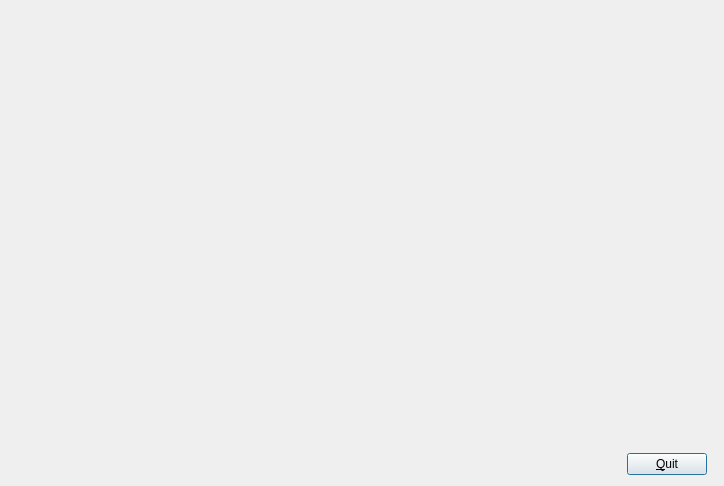
Before: the Qt Designer form qtconnectthreegamedialog.ui in richelbilderbeek/ConnectThree, drawn with Qt 5.
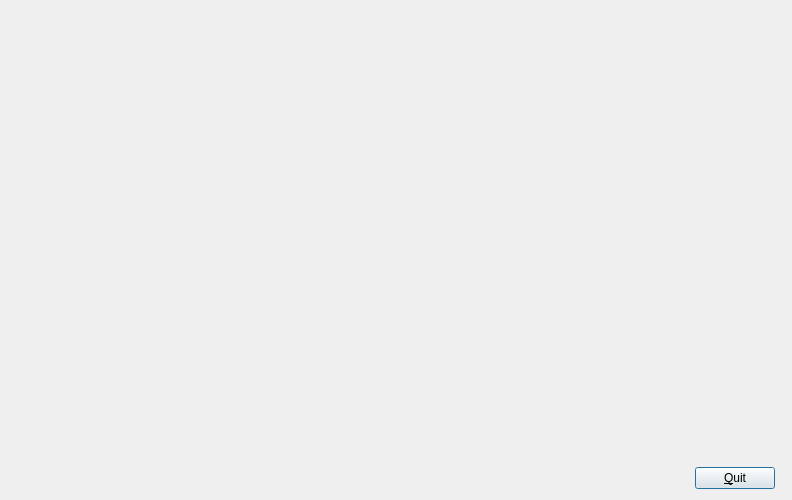
After: the same form once the commit is applied. Icons and pictures are not drawn.

Commit message: Enlarged playing field

Diff of the .ui file:
```diff
--- a/qtconnectthreegamedialog.ui
+++ b/qtconnectthreegamedialog.ui
@@ -6,8 +6,8 @@
    <rect>
     <x>0</x>
     <y>0</y>
-    <width>724</width>
-    <height>486</height>
+    <width>792</width>
+    <height>500</height>
    </rect>
   </property>
   <property name="windowTitle">
```
